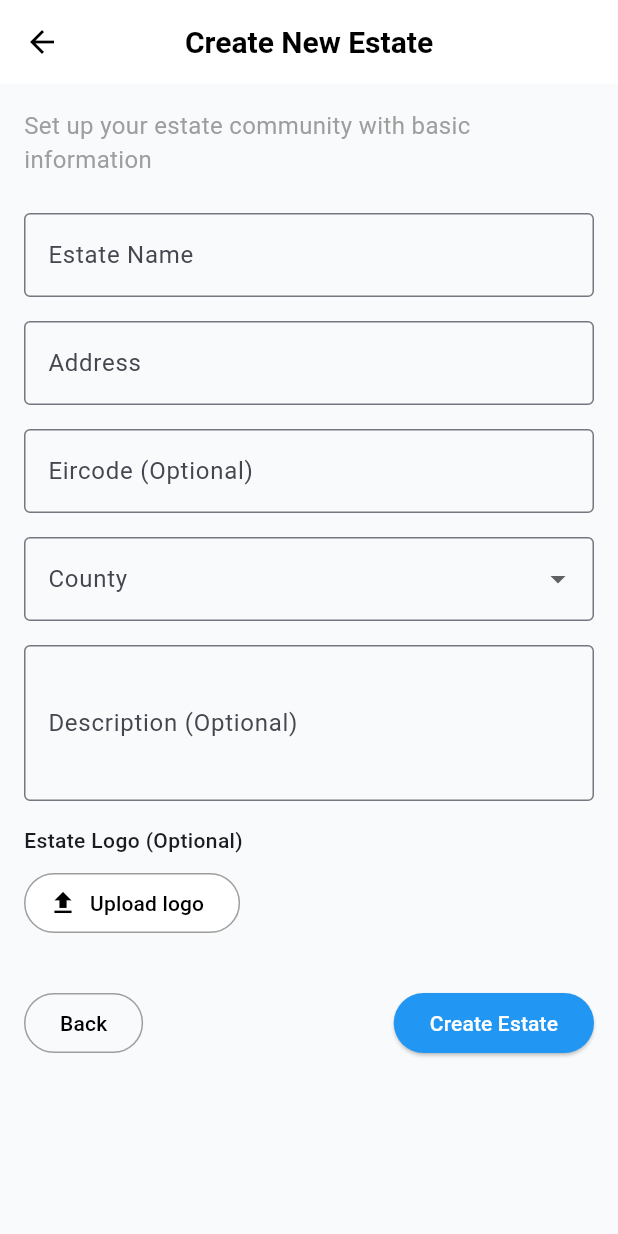
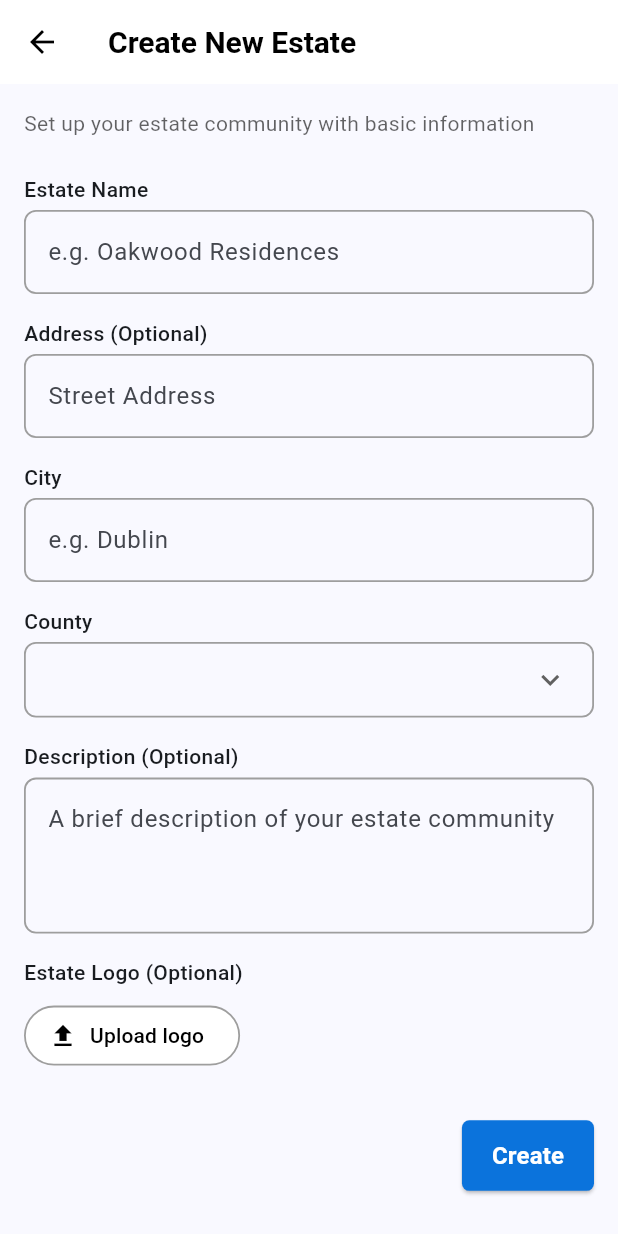
Before and after one commit to lonepeakie/lonepeak, a Flutter app: the EstateCreateScreen screen opened by its route, on a phone screen of 412 x 824 dp. Run offline on Flutter 3.47's test engine with Material 3 defaults, Android fonts, the light colour scheme and no system bars; our stand-ins replace cloud_firestore, firebase_auth, firebase_core, flutter_riverpod, flutter_svg, go_router and 2 more; accounts and stored records are empty.

Commit message:
estate create screen

```diff
--- /dev/null
+++ b/lib/ui/core/constants/constants.dart
@@ -0,0 +1,36 @@
+class Constants {
+  static const List<String> counties = [
+    'Antrim',
+    'Armagh',
+    'Carlow',
+    'Cavan',
+    'Clare',
+    'Cork',
+    'Derry',
+    'Donegal',
+    'Down',
+    'Dublin',
+    'Fermanagh',
+    'Galway',
+    'Kerry',
+    'Kildare',
+    'Kilkenny',
+    'Laois',
+    'Leitrim',
+    'Limerick',
+    'Longford',
+    'Louth',
+    'Mayo',
+    'Meath',
+    'Monaghan',
+    'Offaly',
+    'Roscommon',
+    'Sligo',
+    'Tipperary',
+    'Tyrone',
+    'Waterford',
+    'Westmeath',
+    'Wexford',
+    'Wicklow',
+  ];
+}
--- a/lib/ui/core/widgets/app_inputs.dart
+++ b/lib/ui/core/widgets/app_inputs.dart
@@ -182,7 +182,7 @@
 
 class AppDropdown<T> extends StatelessWidget {
   final String labelText;
-  final T value;
+  final T? initialValue;
   final List<DropdownItem<T>> items;
   final void Function(T?) onChanged;
   final String? Function(T?)? validator;
@@ -192,7 +192,7 @@
   const AppDropdown({
     super.key,
     required this.labelText,
-    required this.value,
+    this.initialValue,
     required this.items,
     required this.onChanged,
     this.validator,
@@ -203,7 +203,7 @@
   @override
   Widget build(BuildContext context) {
     return FormField<T>(
-      initialValue: value,
+      initialValue: initialValue,
       validator:
           validator ??
           (value) {
--- a/lib/ui/estate_create/widget/estate_create_screen.dart
+++ b/lib/ui/estate_create/widget/estate_create_screen.dart
@@ -4,6 +4,10 @@
 import 'package:lonepeak/domain/features/estate_features.dart';
 import 'package:lonepeak/domain/models/estate.dart';
 import 'package:lonepeak/router/routes.dart';
+import 'package:lonepeak/ui/core/constants/constants.dart';
+import 'package:lonepeak/ui/core/themes/themes.dart';
+import 'package:lonepeak/ui/core/widgets/app_buttons.dart';
+import 'package:lonepeak/ui/core/widgets/app_inputs.dart';
 
 class EstateCreateScreen extends ConsumerStatefulWidget {
   const EstateCreateScreen({super.key});
@@ -13,12 +17,20 @@
 }
 
 class _EstateCreateScreenState extends ConsumerState<EstateCreateScreen> {
+  final estateNameController = TextEditingController();
+  final estateAddressController = TextEditingController();
+  final estateEircodeController = TextEditingController();
+  final estateDescriptionController = TextEditingController();
+  final estateCountyController = TextEditingController();
+  final estateLogoController = TextEditingController();
+  final estateCityController = TextEditingController();
+  final formKey = GlobalKey<FormState>();
+
   @override
   Widget build(BuildContext context) {
     return Scaffold(
       appBar: AppBar(
         title: const Text('Create New Estate'),
-        centerTitle: true,
         backgroundColor: Colors.white,
         elevation: 0,
         titleTextStyle: const TextStyle(
@@ -28,68 +40,68 @@
         ),
         iconTheme: const IconThemeData(color: Colors.black),
       ),
-      backgroundColor: const Color(0xFFF8FAFC), // Light background color
       body: Padding(
         padding: const EdgeInsets.all(16.0),
         child: SingleChildScrollView(
+          child: Form(
+            key: formKey,
             child: Column(
               crossAxisAlignment: CrossAxisAlignment.start,
               children: [
                 const Text(
                   'Set up your estate community with basic information',
-                style: TextStyle(fontSize: 16, color: Colors.grey),
+                  style: AppStyles.subtitleText,
                 ),
                 const SizedBox(height: 24),
-              const TextField(
-                decoration: InputDecoration(
+                AppTextInput(
+                  controller: estateNameController,
                   labelText: 'Estate Name',
                   hintText: 'e.g. Oakwood Residences',
-                  border: OutlineInputBorder(),
-                ),
+                  required: true,
+                  errorText: 'Estate name is required',
                 ),
                 const SizedBox(height: 16),
-              const TextField(
-                decoration: InputDecoration(
-                  labelText: 'Address',
+                AppTextInput(
+                  controller: estateCityController,
+                  labelText: 'Address (Optional)',
                   hintText: 'Street Address',
-                  border: OutlineInputBorder(),
-                ),
                 ),
                 const SizedBox(height: 16),
-              const TextField(
-                decoration: InputDecoration(
-                  labelText: 'Eircode (Optional)',
-                  hintText: 'e.g. D04 V2N1',
-                  border: OutlineInputBorder(),
-                ),
+                AppTextInput(
+                  controller: estateCityController,
+                  labelText: 'City',
+                  hintText: 'e.g. Dublin',
+                  required: true,
+                  errorText: 'City is required',
                 ),
                 const SizedBox(height: 16),
-              DropdownButtonFormField<String>(
-                decoration: const InputDecoration(
+                AppDropdown<String>(
                   labelText: 'County',
-                  border: OutlineInputBorder(),
+                  required: true,
+                  errorText: 'County is required',
+                  items:
+                      Constants.counties
+                          .map(
+                            (county) => DropdownItem<String>(
+                              value: county,
+                              label: "Co. $county",
                             ),
-                items:
-                    <String>['County 1', 'County 2', 'County 3'].map((
-                      String value,
-                    ) {
-                      return DropdownMenuItem<String>(
-                        value: value,
-                        child: Text(value),
-                      );
-                    }).toList(),
+                          )
+                          .toList(),
                   onChanged: (String? newValue) {
-                  // Handle county selection
+                    if (newValue != null) {
+                      setState(() {
+                        estateCountyController.text = newValue;
+                      });
+                    }
                   },
                 ),
                 const SizedBox(height: 16),
-              const TextField(
-                maxLines: 3,
-                decoration: InputDecoration(
+                AppTextInput(
+                  controller: estateDescriptionController,
                   labelText: 'Description (Optional)',
                   hintText: 'A brief description of your estate community',
-                  border: OutlineInputBorder(),
-                ),
+                  maxLines: 3,
                 ),
                 const SizedBox(height: 16),
                 const Text(
@@ -106,42 +118,38 @@
                   style: ElevatedButton.styleFrom(
                     backgroundColor: Colors.white,
                     foregroundColor: Colors.black,
-                  side: const BorderSide(color: Colors.grey),
+                    side: const BorderSide(color: Colors.grey, width: 1.2),
                     elevation: 0,
                   ),
                 ),
                 const SizedBox(height: 32),
                 Row(
-                mainAxisAlignment: MainAxisAlignment.spaceBetween,
+                  mainAxisAlignment: MainAxisAlignment.end,
                   children: [
-                  OutlinedButton(
+                    AppElevatedButton(
                       onPressed: () {
-                      Navigator.pop(context);
-                    },
-                    style: OutlinedButton.styleFrom(
-                      foregroundColor: Colors.black,
-                      side: const BorderSide(color: Colors.grey),
-                    ),
-                    child: const Text('Back'),
-                  ),
-                  ElevatedButton(
-                    onPressed: () {
+                        if (!formKey.currentState!.validate()) {
+                          return;
+                        }
                         final result = ref
                             .read(estateFeaturesProvider)
                             .createEstateAndAddMember(
                               Estate(
-                              name: 'Estate Name',
-                              description: 'Description',
-                              address: 'Address',
-                              city: 'City',
-                              county: 'County',
+                                name: estateNameController.text,
+                                description: estateDescriptionController.text,
+                                address: estateAddressController.text,
+                                city: estateCityController.text,
+                                county: estateCountyController.text,
+                                logoUrl: estateLogoController.text,
                               ),
                             );
                         result.then((value) {
                           if (context.mounted) {
                             if (value.isFailure) {
                               ScaffoldMessenger.of(context).showSnackBar(
-                              SnackBar(content: Text('Error: ${value.error}')),
+                                SnackBar(
+                                  content: Text('Error: ${value.error}'),
+                                ),
                               );
                             } else {
                               context.go(Routes.estateHome);
@@ -149,11 +157,7 @@
                           }
                         });
                       },
-                    style: ElevatedButton.styleFrom(
-                      backgroundColor: Colors.blue,
-                      foregroundColor: Colors.white,
-                    ),
-                    child: const Text('Create Estate'),
+                      buttonText: 'Create',
                     ),
                   ],
                 ),
@@ -161,6 +165,7 @@
             ),
           ),
         ),
+      ),
     );
   }
 }
--- a/lib/ui/estate_notices/widgets/estate_notices_screen.dart
+++ b/lib/ui/estate_notices/widgets/estate_notices_screen.dart
@@ -175,7 +175,9 @@
                         children: [
                           AppElevatedButton(
                             onPressed: () {
-                              if (formKey.currentState!.validate()) {
+                              if (!formKey.currentState!.validate()) {
+                                return;
+                              }
                               final newNotice = Notice(
                                 title: titleController.text,
                                 message: contentController.text,
@@ -187,7 +189,6 @@
                               notifier.addNotice(newNotice);
                               notifier.getNotices();
                               Navigator.of(context).pop();
-                              }
                             },
                             padding: const EdgeInsets.symmetric(
                               vertical: 8,
--- a/lib/ui/estate_treasury/widgets/estate_treasury_screen.dart
+++ b/lib/ui/estate_treasury/widgets/estate_treasury_screen.dart
@@ -300,7 +300,7 @@
                       const SizedBox(height: 16),
                       AppDropdown<TransactionType>(
                         labelText: 'Transaction Type',
-                        value: selectedType,
+                        initialValue: selectedType,
                         required: true,
                         errorText: 'Please select a transaction type',
                         items:
```
Lines whose indentation alone changed are shown as unchanged.
